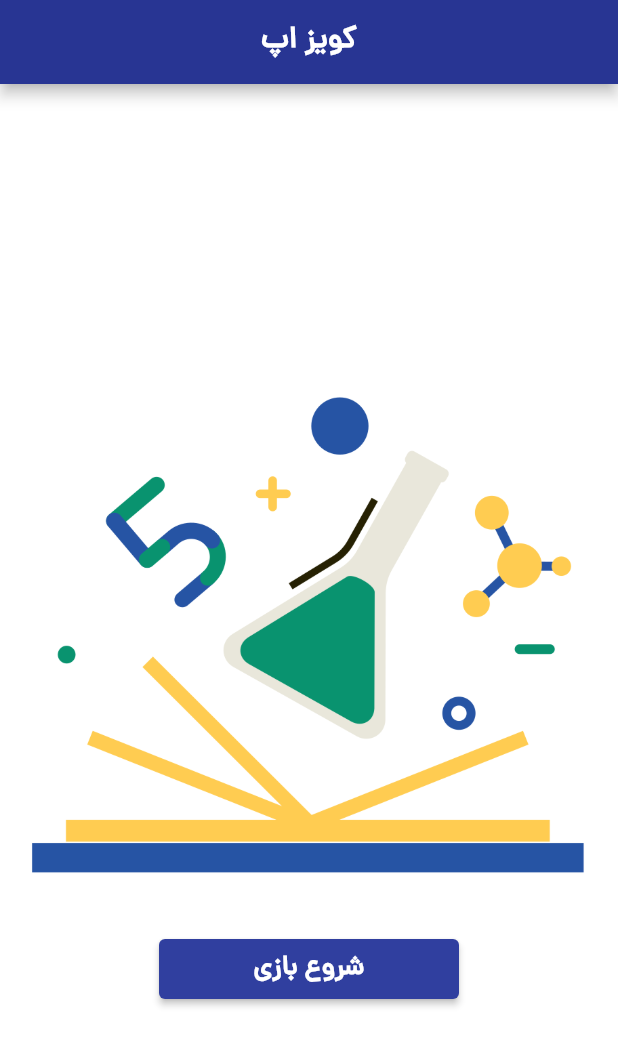
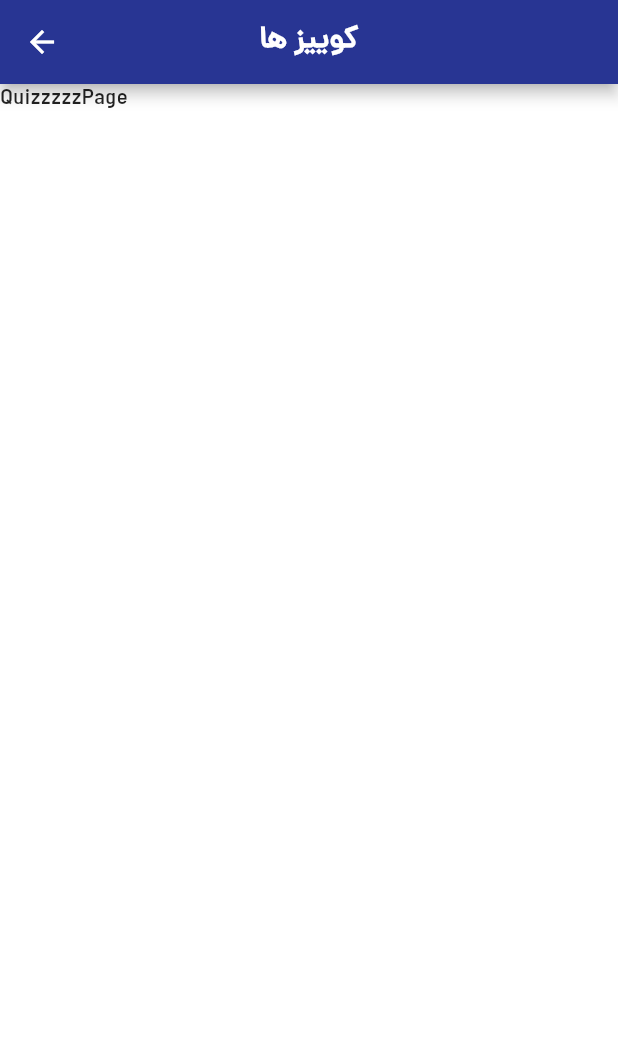
Before and after one commit to JeffiProgrammer/quize_application_flutter, a Flutter app: the screen it shows after launch, after a tap on "شروع بازی", on a phone screen of 412 x 824 dp. Shown: the top 1046 px of the screen. Run offline on Flutter 3.47's test engine with Material 2 defaults, Android fonts, the phone set to English and light mode, and no system bars.

Commit message:
Quize page designed

```diff
--- a/lib/home_page.dart
+++ b/lib/home_page.dart
@@ -1,11 +1,22 @@
 import 'package:flutter/material.dart';
+import 'package:quize_application/quize_page.dart';
 
 class HomeWidget extends StatelessWidget {
   const HomeWidget({Key? key}) : super(key: key);
 
   @override
   Widget build(BuildContext context) {
-    return SafeArea(
+    return Scaffold(
+      backgroundColor: Colors.white,
+      appBar: AppBar(
+        backgroundColor: Colors.indigo[800],
+        title: Text(
+          'کویز اپ',
+          style: TextStyle(fontWeight: FontWeight.bold),
+        ),
+        centerTitle: true,
+      ),
+      body: SafeArea(
         child: Column(
           mainAxisAlignment: MainAxisAlignment.center,
           children: [
@@ -15,7 +26,13 @@ class HomeWidget extends StatelessWidget {
             ElevatedButton(
               style: ElevatedButton.styleFrom(
                   primary: Colors.indigo[700], minimumSize: Size(200.0, 40.0)),
-            onPressed: () {},
+              onPressed: () {
+                Navigator.of(context).push(
+                  MaterialPageRoute(
+                    builder: (context) => QuizePage(),
+                  ),
+                );
+              },
               child: Text(
                 'شروع بازی',
                 style: TextStyle(
@@ -26,6 +43,7 @@ class HomeWidget extends StatelessWidget {
             )
           ],
         ),
+      ),
     );
   }
 }
--- a/lib/main.dart
+++ b/lib/main.dart
@@ -12,18 +12,7 @@ class Application extends StatelessWidget {
   Widget build(BuildContext context) {
     return MaterialApp(
       theme: ThemeData(fontFamily: "dana"),
-      home: Scaffold(
-        backgroundColor: Colors.white,
-        appBar: AppBar(
-          backgroundColor: Colors.indigo[800],
-          title: Text(
-            'کویز اپ',
-            style: TextStyle(fontWeight: FontWeight.bold),
-          ),
-          centerTitle: true,
-        ),
-        body: HomeWidget(),
-      ),
+      home: HomeWidget(),
     );
   }
 }
--- /dev/null
+++ b/lib/quize_page.dart
@@ -0,0 +1,23 @@
+import 'package:flutter/material.dart';
+
+class QuizePage extends StatelessWidget {
+  const QuizePage({Key? key}) : super(key: key);
+
+  @override
+  Widget build(BuildContext context) {
+    return Scaffold(
+      backgroundColor: Colors.white,
+      appBar: AppBar(
+        backgroundColor: Colors.indigo[800],
+        title: Text(
+          'کوییز ها',
+          style: TextStyle(fontWeight: FontWeight.bold),
+        ),
+        centerTitle: true,
+      ),
+      body: SafeArea(
+        child: Text('QuizzzzzPage'),
+      ),
+    );
+  }
+}
```
Lines whose indentation alone changed are shown as unchanged.
